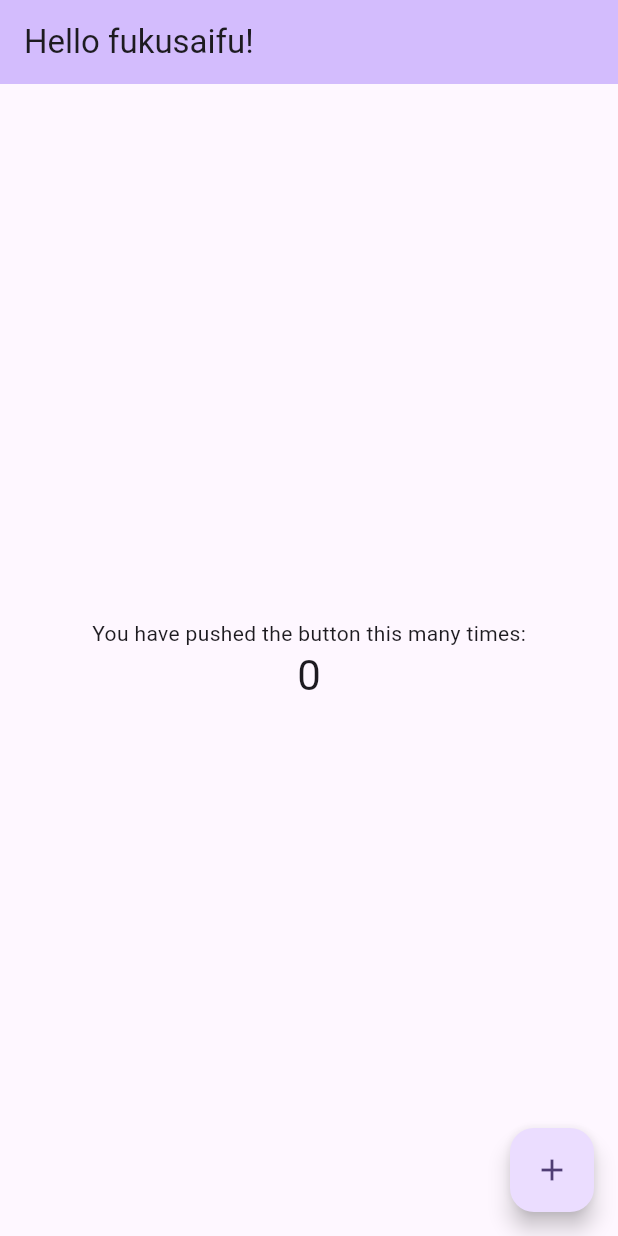
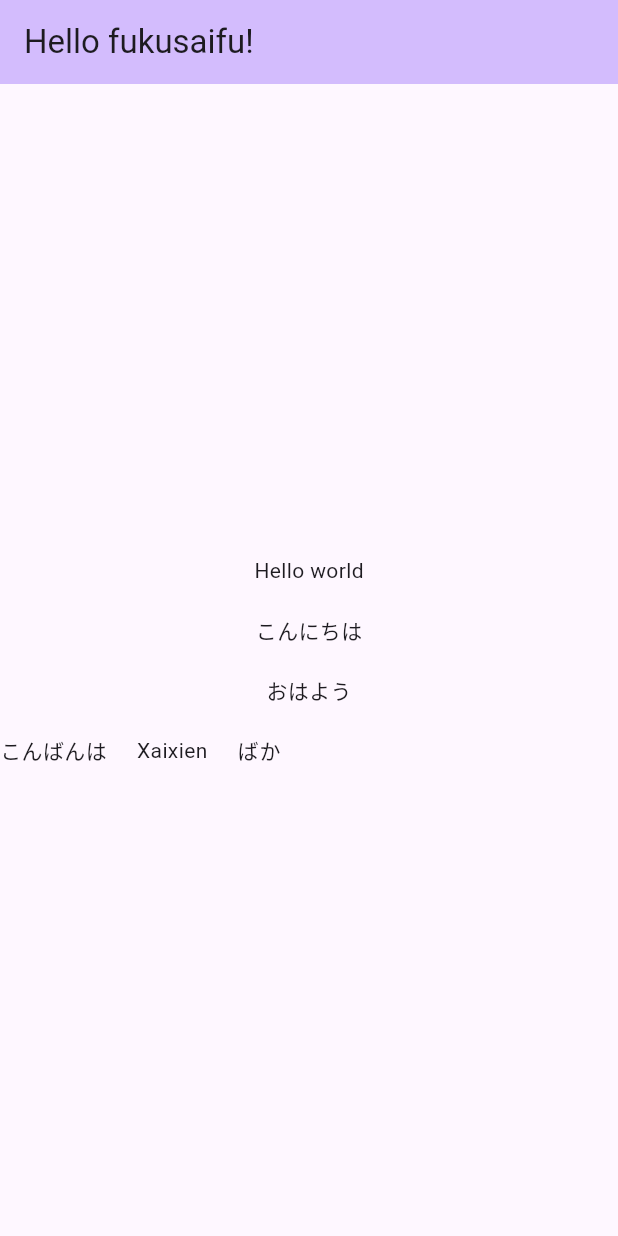
Before and after one commit to secretProject-Co/fukusaifu, a Flutter app: the screen it shows after launch, on a phone screen of 412 x 824 dp. Run offline on Flutter 3.47's test engine with Material 2 defaults, Android fonts, the phone set to English and light mode, and no system bars; our stand-ins replace gap.

Commit message:
feat: Gap_Test

```diff
--- a/lib/main.dart
+++ b/lib/main.dart
@@ -1,4 +1,5 @@
 import 'package:flutter/material.dart';
+import 'package:gap/gap.dart';
 
 void main() {
   runApp(const MyApp());
@@ -49,27 +50,29 @@
 
         title: Text(widget.title),
       ),
-      body: Center(
-
+      body: const Center(
         child: Column(
-
+          crossAxisAlignment: CrossAxisAlignment.center,
           mainAxisAlignment: MainAxisAlignment.center,
-          children: <Widget>[
-            const Text(
-              'You have pushed the button this many times:',
-            ),
-            Text(
-              '$_counter',
-              style: Theme.of(context).textTheme.headlineMedium,
+          children: [
+            Text("Hello world"),
+            Gap(20),
+            Text("こんにちは"),
+            Gap(20),
+            Text("おはよう"),
+            Gap(20),
+            Row(
+              children: [
+                Text("こんばんは"),
+                Gap(20),
+                Text("Xaixien"),
+                Gap(20),
+                Text("ばか"),
+              ],
             ),
           ],
         ),
       ),
-      floatingActionButton: FloatingActionButton(
-        onPressed: _incrementCounter,
-        tooltip: 'Increment',
-        child: const Icon(Icons.add),
-      ), // This trailing comma makes auto-formatting nicer for build methods.
     );
   }
 }
```
